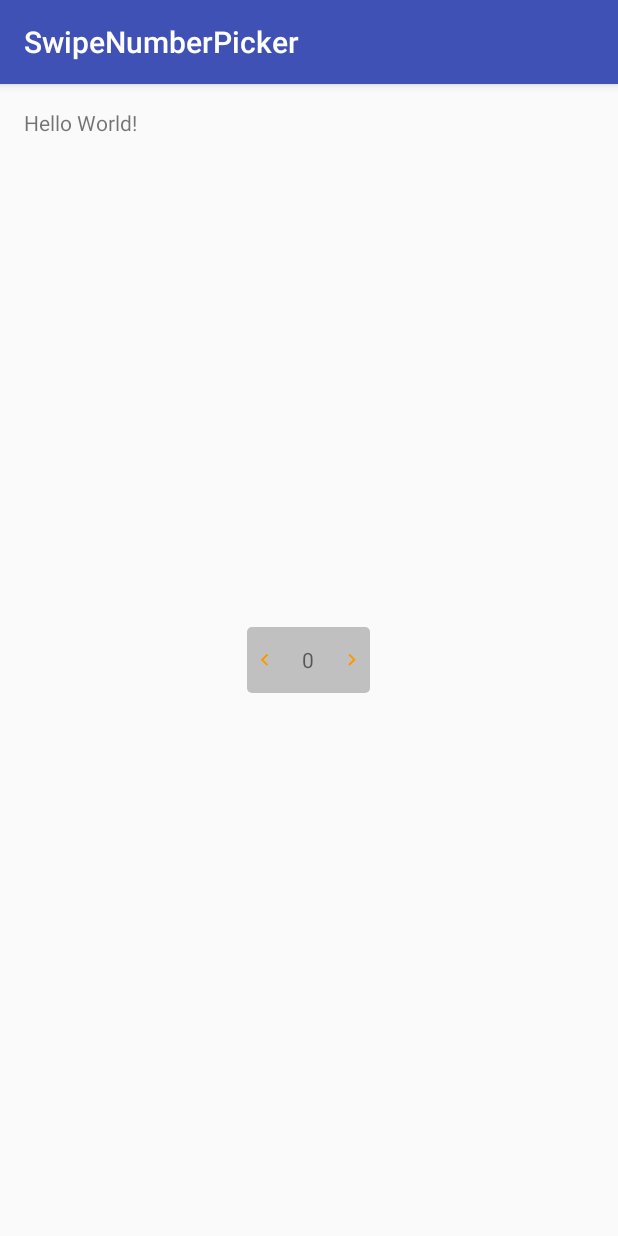
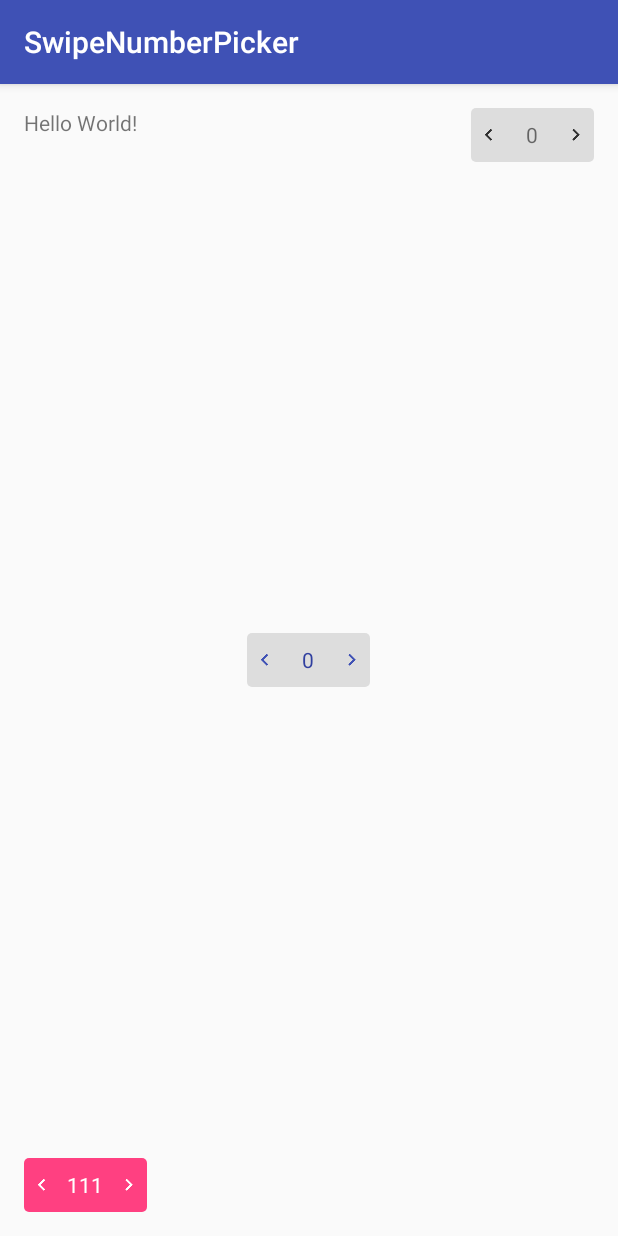
Before and after one commit to ashishpatil396/SwipeNumberPicker, an Android app: the screen it shows after launch (MainActivity), on a phone screen of 412 x 824 dp. Run offline under Robolectric (Android 15) with nearby library versions, the phone set to English and light mode, and no system bars.

Commit message:
Fixed drawable mutations

```diff
--- a/SwipeNumberPicker/src/main/java/com/vi/swipenumberpicker/SwipeNumberPicker.java
+++ b/SwipeNumberPicker/src/main/java/com/vi/swipenumberpicker/SwipeNumberPicker.java
@@ -26,7 +26,7 @@ public class SwipeNumberPicker extends TextView {
 
 	private static final String TAG = "SwpNumPicker";
 
-    private static final float GESTURE_STEP_DP = 2.0f;
+	private static final float GESTURE_STEP_DP = 5.0f;
 
 	private OnValueChangeListener mOnValueChangeListener;
 
@@ -44,7 +44,6 @@ public class SwipeNumberPicker extends TextView {
 
 	private String mDialogTitle = "";
 
-    private boolean mIsWasClick = false;
 	private boolean mIsEnabled = true;
 	private boolean mIsShowNumberPickerDialog = true;
 
@@ -101,7 +100,7 @@ public class SwipeNumberPicker extends TextView {
 
 	private void customizeTextView() {
 		// Padding
-        int horizontalPadding = (int) TypedValue.applyDimension(TypedValue.COMPLEX_UNIT_DIP, 10, getContext().getResources().getDisplayMetrics());
+		int horizontalPadding = (int) TypedValue.applyDimension(TypedValue.COMPLEX_UNIT_DIP, 6, getContext().getResources().getDisplayMetrics());
 		setPadding(0, horizontalPadding, 0, horizontalPadding);
 
 		setGravity(Gravity.CENTER);
@@ -164,11 +163,9 @@ public class SwipeNumberPicker extends TextView {
 			case MotionEvent.ACTION_UP:
 				setNormalBackground();
 
-                if (Math.abs(currentX - mStartX) <= mGestureStepPx && mIsShowNumberPickerDialog) {
+				if (Math.abs(currentX - mStartX) <= mGestureStepPx) {
 					// Click occurred - show number picker dialog
-                    mIsWasClick = true;
-                    showNumberPickerDialog();
-                    mIsWasClick = false;
+					processClick();
 					return false;
 				} else {
 					notifyListener((int) mIntermediateValue);
@@ -204,6 +201,14 @@ public class SwipeNumberPicker extends TextView {
 		String result = Integer.toString(value);
 		setText(result);
 	}
+
+	private void processClick() {
+		if (mIsShowNumberPickerDialog)
+			showNumberPickerDialog();
+		else
+			performClick();
+	}
+
 
 	public void showNumberPickerDialog() {
 		if (numberPickerDialog != null && numberPickerDialog.isShowing())
@@ -252,29 +257,34 @@ public class SwipeNumberPicker extends TextView {
 	}
 
 	private void customizeBackground(int color) {
-        getBackground().setColorFilter(color, PorterDuff.Mode.MULTIPLY);
+		setColorFilter(getBackground(), color);
 	}
 
 	private void customizeArrows(int color) {
-        getCompoundDrawables()[0].setColorFilter(color, PorterDuff.Mode.MULTIPLY);
-        getCompoundDrawables()[2].setColorFilter(color, PorterDuff.Mode.MULTIPLY);
+		setColorFilter(getCompoundDrawables()[0], color);
+		setColorFilter(getCompoundDrawables()[2], color);
 	}
 
 	private void highlightBackground() {
-        getBackground().setColorFilter(darkenColor(mBackgroundColor), PorterDuff.Mode.MULTIPLY);
+		setColorFilter(getBackground(), darkenColor(mBackgroundColor));
 	}
 
 	private void highlightArrows(int distance) {
 		if (distance < 0) {
 			// Highlight right arrow
-            getCompoundDrawables()[0].setColorFilter(darkenColor(mArrowColor), PorterDuff.Mode.MULTIPLY);
-            getCompoundDrawables()[2].setColorFilter(mArrowColor, PorterDuff.Mode.MULTIPLY);
+			setColorFilter(getCompoundDrawables()[0], darkenColor(mArrowColor));
+			setColorFilter(getCompoundDrawables()[2], mArrowColor);
 		} else {
 			// Highlight left arrow
-            getCompoundDrawables()[0].setColorFilter(mArrowColor, PorterDuff.Mode.MULTIPLY);
-            getCompoundDrawables()[2].setColorFilter(darkenColor(mArrowColor), PorterDuff.Mode.MULTIPLY);
+			setColorFilter(getCompoundDrawables()[0], mArrowColor);
+			setColorFilter(getCompoundDrawables()[2], darkenColor(mArrowColor));
 		}
 	}
+
+	private void setColorFilter(Drawable drawable, int color) {
+		drawable.mutate().setColorFilter(color, PorterDuff.Mode.SRC_IN);
+	}
+
 
 	private int darkenColor(int color) {
 		return adjustColorBrightness(color, 0.9f);
@@ -296,10 +306,6 @@ public class SwipeNumberPicker extends TextView {
 		mBackgroundColor = color;
 		customizeBackground(mBackgroundColor);
 
-    }
-
-    public boolean isWasClick() {
-        return mIsWasClick;
 	}
 
 	private void disable() {
@@ -368,7 +374,7 @@ public class SwipeNumberPicker extends TextView {
 		mDialogTitle = title;
 	}
 
-    public void isShowNumberPickerDialog(boolean isShowNumberPickerDialog) {
+	public void setShowNumberPickerDialog(boolean isShowNumberPickerDialog) {
 		mIsShowNumberPickerDialog = isShowNumberPickerDialog;
 	}
 }
--- a/SwipeNumberPicker/src/main/res/values/colors.xml
+++ b/SwipeNumberPicker/src/main/res/values/colors.xml
@@ -1,6 +1,6 @@
 <resources>
     <!--Default colors-->
     <color name="background">#dddddd</color>
-    <color name="arrows">#ff9800</color>
+    <color name="arrows">#303030</color>
     <color name="text">#8c000000</color>
 </resources>
--- a/app/src/main/java/com/vi/swipenumberpicker/sample/MainActivity.java
+++ b/app/src/main/java/com/vi/swipenumberpicker/sample/MainActivity.java
@@ -2,12 +2,32 @@ package com.vi.swipenumberpicker.sample;
 
 import android.os.Bundle;
 import android.support.v7.app.AppCompatActivity;
+import android.view.View;
+
+import com.vi.swipenumberpicker.OnValueChangeListener;
+import com.vi.swipenumberpicker.SwipeNumberPicker;
 
 public class MainActivity extends AppCompatActivity {
 
-    @Override
-    protected void onCreate(Bundle savedInstanceState) {
-        super.onCreate(savedInstanceState);
-            setContentView(R.layout.activity_main);
-    }
+	@Override
+	protected void onCreate(Bundle savedInstanceState) {
+		super.onCreate(savedInstanceState);
+		setContentView(R.layout.activity_main);
+
+		SwipeNumberPicker swipeNumberPicker = (SwipeNumberPicker) findViewById(R.id.number_picker);
+
+		swipeNumberPicker.setOnValueChangeListener(new OnValueChangeListener() {
+			@Override
+			public boolean onValueChange(SwipeNumberPicker view, int oldValue, int newValue) {
+				return true;
+			}
+		});
+		swipeNumberPicker.setShowNumberPickerDialog(false);
+		swipeNumberPicker.setOnClickListener(new View.OnClickListener() {
+			@Override
+			public void onClick(View v) {
+				((SwipeNumberPicker) v).setValue(666, false);
+			}
+		});
+	}
 }
--- a/app/src/main/res/layout/activity_main.xml
+++ b/app/src/main/res/layout/activity_main.xml
@@ -1,5 +1,6 @@
 <?xml version="1.0" encoding="utf-8"?>
 <RelativeLayout xmlns:android="http://schemas.android.com/apk/res/android"
+				xmlns:snp="http://schemas.android.com/apk/res-auto"
 				xmlns:tools="http://schemas.android.com/tools"
 				android:layout_width="match_parent"
 				android:layout_height="match_parent"
@@ -12,23 +13,28 @@
 	<TextView
 		android:layout_width="wrap_content"
 		android:layout_height="wrap_content"
-        android:text="Hello World!" />
+		android:text="Hello World!"/>
 
 	<com.vi.swipenumberpicker.SwipeNumberPicker
 		android:id="@+id/number_picker"
 		android:layout_width="wrap_content"
 		android:layout_height="wrap_content"
-        android:layout_centerInParent="true" />
+		android:layout_centerInParent="true"
+		snp:activeTextColor="@color/colorPrimaryDark"
+		snp:arrowColor="@color/colorPrimary"/>
 
-    <!--<com.vi.swipenumberpicker.SwipeNumberPicker-->
-        <!--android:layout_width="wrap_content"-->
-        <!--android:layout_height="wrap_content"-->
-        <!--android:layout_alignParentRight="true" />-->
+	<com.vi.swipenumberpicker.SwipeNumberPicker
+		android:layout_width="wrap_content"
+		android:layout_height="wrap_content"
+		android:layout_alignParentRight="true"/>
 
-    <!--<com.vi.swipenumberpicker.SwipeNumberPicker-->
-        <!--android:layout_width="wrap_content"-->
-        <!--android:layout_height="wrap_content"-->
-        <!--android:layout_alignParentBottom="true"-->
-        <!--android:layout_alignParentLeft="true"-->
-        <!--snp:arrowColor="@color/colorAccent" />-->
+	<com.vi.swipenumberpicker.SwipeNumberPicker
+		android:layout_width="wrap_content"
+		android:layout_height="wrap_content"
+		android:layout_alignParentBottom="true"
+		android:layout_alignParentLeft="true"
+		snp:activeTextColor="@android:color/white"
+		snp:arrowColor="@android:color/white"
+		snp:backgroundColor="@color/colorAccent"
+		snp:value="111"/>
 </RelativeLayout>
```
Lines whose indentation alone changed are shown as unchanged.
